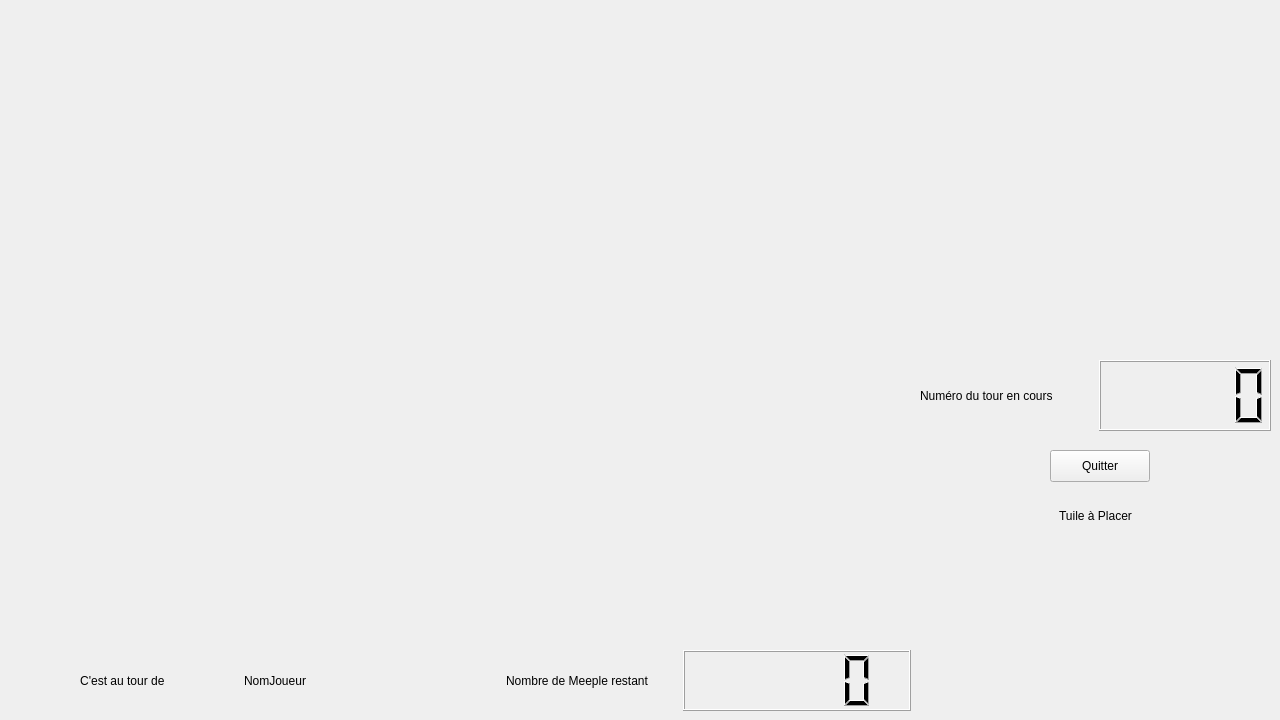
First picture: the form in src/vue/vuePartie.ui, repository ritmosky/Projet_LO21_Carcassonne, before the edit.
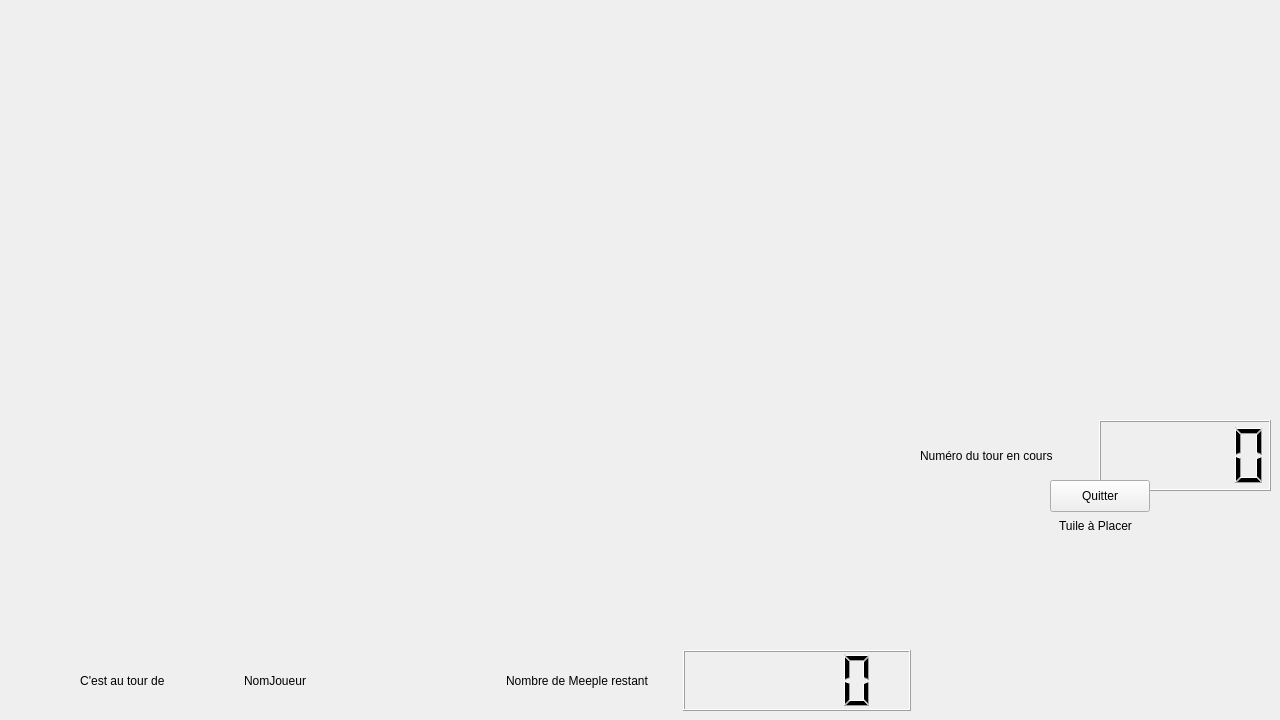
Second picture: the form after the edit.

```diff
--- a/src/vue/vuePartie.ui
+++ b/src/vue/vuePartie.ui
@@ -23,7 +23,7 @@
       <x>920</x>
       <y>10</y>
       <width>351</width>
-      <height>351</height>
+      <height>411</height>
      </rect>
     </property>
     <layout class="QVBoxLayout" name="affichageScore">
@@ -36,7 +36,7 @@
     <property name="geometry">
      <rect>
       <x>920</x>
-      <y>360</y>
+      <y>420</y>
       <width>351</width>
       <height>71</height>
      </rect>
@@ -117,7 +117,7 @@
     <property name="geometry">
      <rect>
       <x>920</x>
-      <y>500</y>
+      <y>510</y>
       <width>351</width>
       <height>31</height>
      </rect>
@@ -133,7 +133,7 @@
     <property name="geometry">
      <rect>
       <x>1050</x>
-      <y>450</y>
+      <y>480</y>
       <width>100</width>
       <height>32</height>
      </rect>
```
